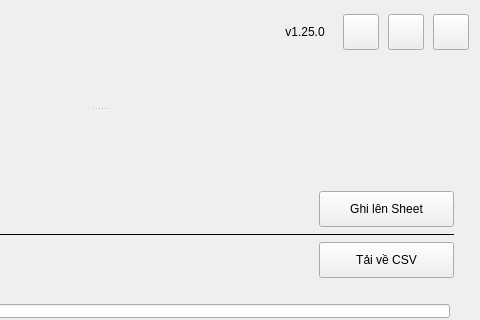
longnguy3n/Import-Localize, file src/import_localize/ui/forms/main_window.ui: the form before one commit; both pictures show x 280 to 760 and y 0 to 320 of the 760 by 920 pixel window.
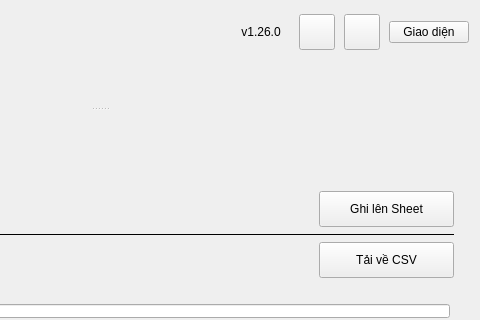
The form after the commit.

Patch:
```diff
--- a/src/import_localize/ui/forms/main_window.ui
+++ b/src/import_localize/ui/forms/main_window.ui
@@ -170,12 +170,12 @@
         </property>
         <property name="maximumSize">
          <size>
-          <width>58</width>
+          <width>16777215</width>
           <height>25</height>
          </size>
         </property>
         <property name="text">
-         <string>v1.25.0</string>
+         <string>v1.26.0</string>
         </property>
         <property name="alignment">
          <set>Qt::AlignmentFlag::AlignCenter</set>
@@ -228,20 +228,8 @@
       </item>
       <item>
        <widget class="QPushButton" name="themeButton">
-        <property name="minimumSize">
-         <size>
-          <width>36</width>
-          <height>36</height>
-         </size>
-        </property>
-        <property name="maximumSize">
-         <size>
-          <width>36</width>
-          <height>36</height>
-         </size>
-        </property>
         <property name="text">
-         <string />
+         <string>Giao diện</string>
         </property>
         <property name="toolTip">
          <string>Chuyển chế độ sáng tối</string>
```
Left out of the diff: 2 changed lines with no effect on the pictures.
